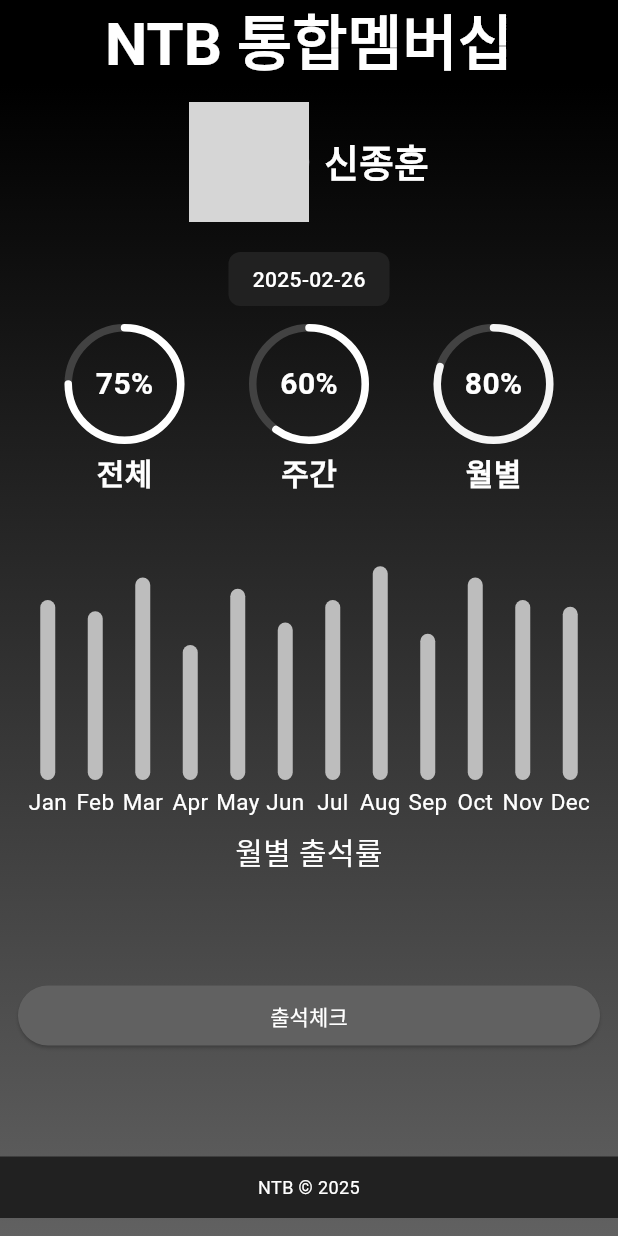
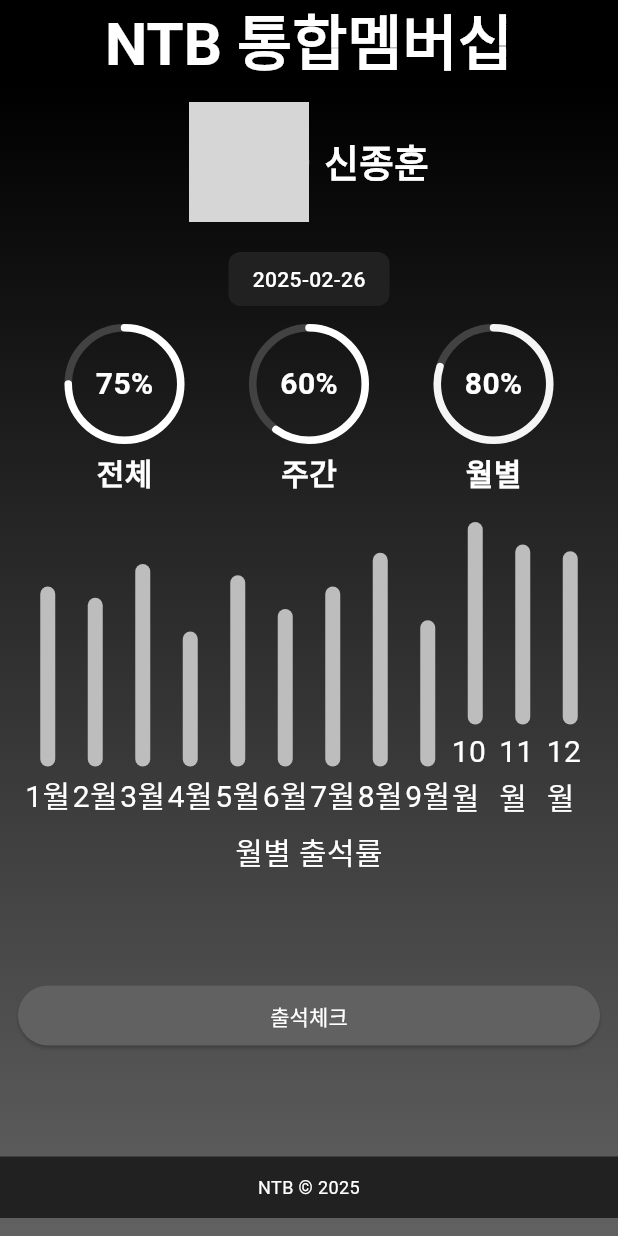
Before and after one commit to solardayz/ntb_app, a Flutter app: the screen it shows after launch, on a phone screen of 412 x 824 dp. Run offline on Flutter 3.47's test engine with Material 3 defaults, Android fonts, the phone set to English and light mode, and no system bars; drawn by our look-alikes of percent_indicator; network calls fail; grey boxes are pictures that could not be loaded.

Commit message:
Refactor: Update Month Labels and Bar Chart Label Font Size
- Changes the month labels from English abbreviations (Jan, Feb, etc.) to Korean (1월, 2월, etc.) in the `monthLabels` list.
- Increases the font size of the month labels in the bar chart from 15 to 20.

```diff
--- a/lib/main.dart
+++ b/lib/main.dart
@@ -48,18 +48,18 @@ class _MembershipScreenState extends State<MembershipScreen> {
     0.77,
   ];
   final List<String> monthLabels = [
-    "Jan",
-    "Feb",
-    "Mar",
-    "Apr",
-    "May",
-    "Jun",
-    "Jul",
-    "Aug",
-    "Sep",
-    "Oct",
-    "Nov",
-    "Dec",
+    "1월",
+    "2월",
+    "3월",
+    "4월",
+    "5월",
+    "6월",
+    "7월",
+    "8월",
+    "9월",
+    "10월",
+    "11월",
+    "12월",
   ];
   DateTime _selectedDate = DateTime.now();
   List<double> _animationHeights = []; //
@@ -213,7 +213,7 @@ class _MembershipScreenState extends State<MembershipScreen> {
                                   ),
                                 ),
                                 SizedBox(height: 4),
-                                Text(monthLabels[index], style: TextStyle(fontSize: 15, color: Colors.white)),
+                                Text(monthLabels[index], style: TextStyle(fontSize: 20, color: Colors.white)),
                               ],
                             ),
                           ),
```
